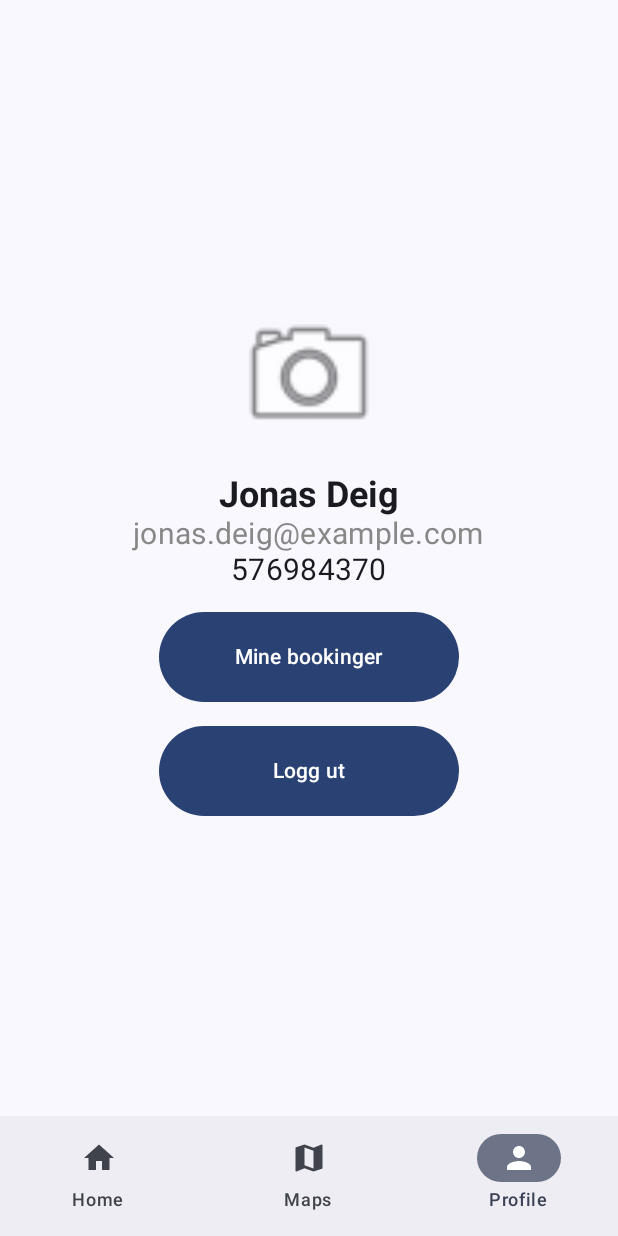
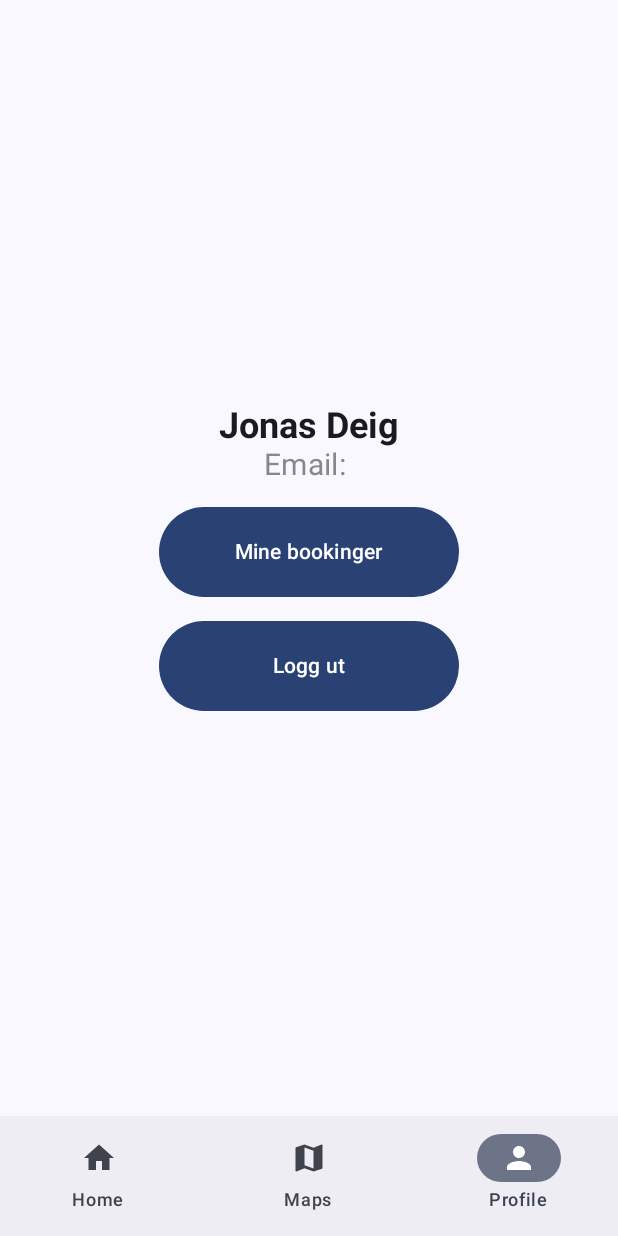
Before and after one commit to jeskro1/MOB3000Gruppe4Camping, an Android app built with Jetpack Compose: the ProfilesScreen screen opened through its navigation route, on a phone screen of 412 x 824 dp. Run offline under Robolectric (Android 15) with nearby library versions, the phone set to English and light mode, and no system bars; our stand-ins replace Firebase (no records; nobody signed in at launch, a user with empty details on screens opened directly).

Commit message:
Henter email fra firebase user

```diff
--- a/app/src/main/java/com/example/mob3000gruppe4camping/userinterface/ProfilesScreen.kt
+++ b/app/src/main/java/com/example/mob3000gruppe4camping/userinterface/ProfilesScreen.kt
@@ -21,6 +21,8 @@ import com.google.firebase.auth.FirebaseAuth
 
 @Composable
 fun ProfilesScreen(navController: NavHostController) {
+    val firebaseUser = FirebaseAuth.getInstance().currentUser
+    val userEmail = firebaseUser?.email ?: ""
     Column(
         modifier = Modifier
             .fillMaxSize()
@@ -28,20 +30,6 @@ fun ProfilesScreen(navController: NavHostController) {
         horizontalAlignment = Alignment.CenterHorizontally,
         verticalArrangement = Arrangement.Center
     ) {
-
-        val profileImage: Painter = painterResource(id = android.R.drawable.ic_menu_camera)
-
-
-        Image(
-            painter = profileImage,
-            contentDescription = "Profil bilde",
-            modifier = Modifier
-                .size(100.dp)
-                .clip(CircleShape)
-        )
-
-        Spacer(modifier = Modifier.height(16.dp))
-
         Text(
             text = "Jonas Deig",
             style = MaterialTheme.typography.titleLarge,
@@ -50,14 +38,9 @@ fun ProfilesScreen(navController: NavHostController) {
         )
 
         Text(
-            text = "jonas.deig@example.com",
+            text = "Email: $userEmail",
             style = MaterialTheme.typography.bodyMedium,
             color = Color.Gray,
-            fontSize = 20.sp,
-        )
-        Text(
-            text = "576984370",
-            style = MaterialTheme.typography.bodyMedium,
             fontSize = 20.sp,
         )
 
```
